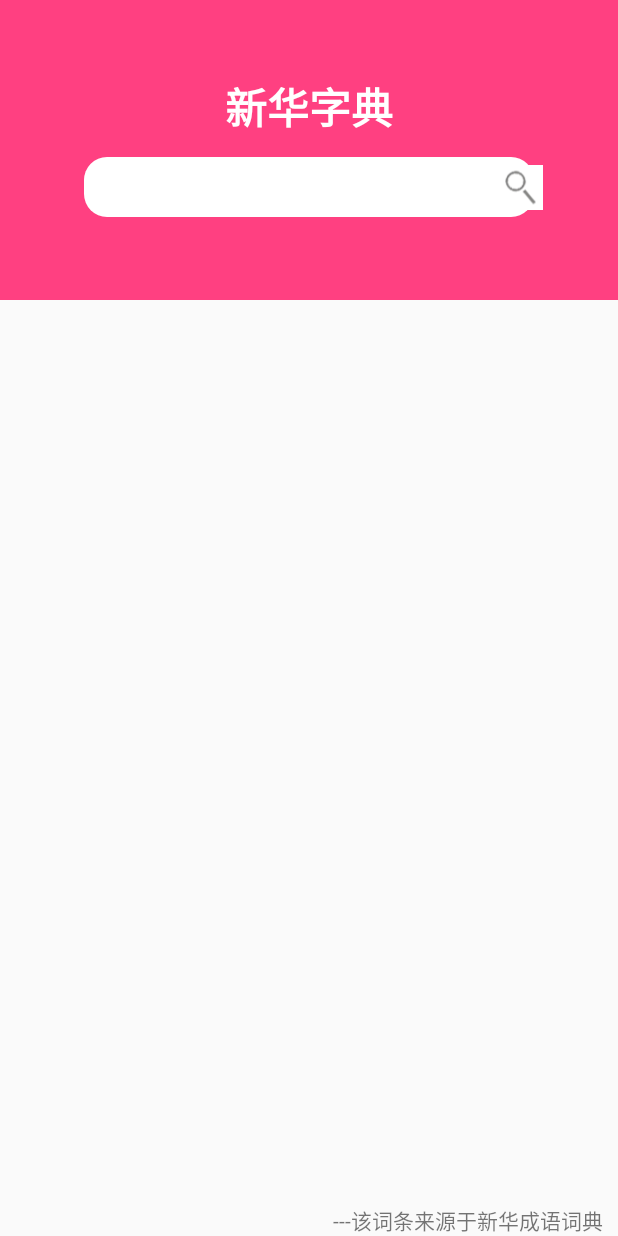
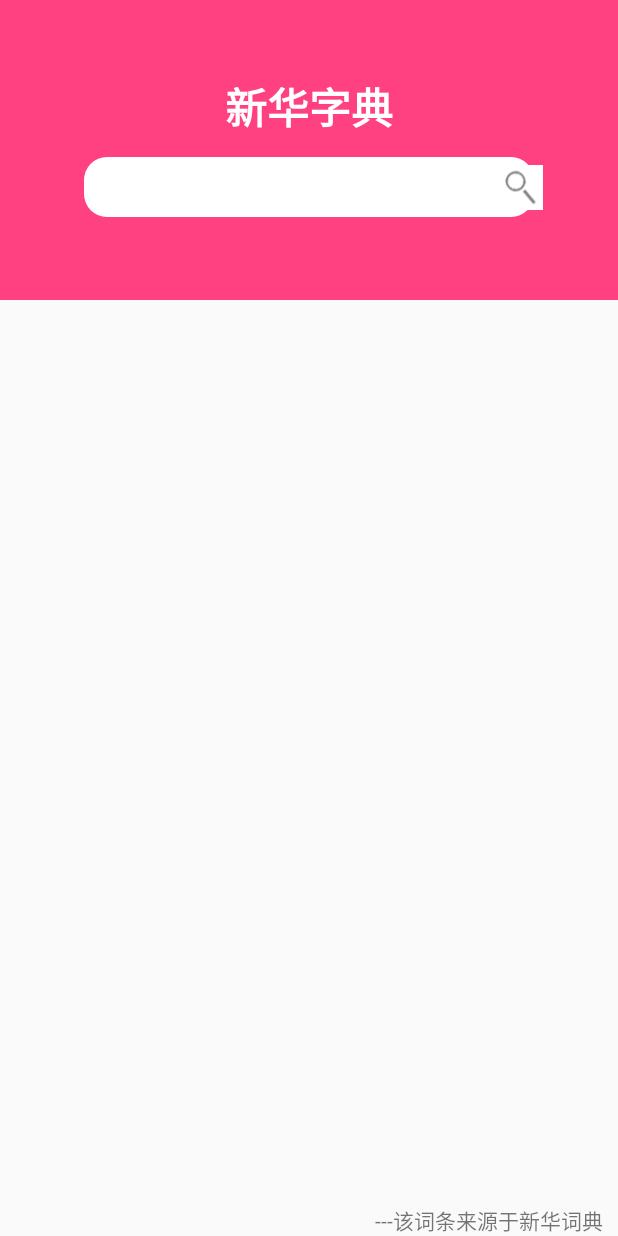
Before and after one commit to WangQi107/YiYi, an Android app: the layout fragment_zidian.xml on its own in the app's theme, with its tools: preview values and no code run, on a phone screen of 412 x 824 dp. Run offline under Robolectric (Android 15) with nearby library versions, the phone set to English and light mode, and no system bars.

Commit message:
Merge branch 'master' of C:\Users\Administrator\AndroidStudioProjects\YiYi with conflicts.

```diff
--- /dev/null
+++ b/app/src/main/java/com/yiyi/translater/controller/SonFragmentController.java
@@ -0,0 +1,4 @@
+package com.yiyi.translater.controller;
+
+public class SonFragmentController {
+}
--- a/app/src/main/res/layout/fragment_dict.xml
+++ b/app/src/main/res/layout/fragment_dict.xml
@@ -57,8 +57,7 @@
             android:layout_gravity="center"
             android:layout_marginTop="20dp"
             android:id="@+id/ib_idiom"
-            android:src="@mipmap/idiom"
-            android:background="@drawable/btn_shape"/>
+            android:src="@mipmap/idiom" />
         <Button
             android:layout_width="wrap_content"
             android:layout_height="wrap_content"
--- a/app/src/main/res/layout/fragment_idiom.xml
+++ b/app/src/main/res/layout/fragment_idiom.xml
@@ -65,7 +65,7 @@
             android:layout_alignParentBottom="true"
             android:layout_alignParentEnd="true"
             android:layout_marginEnd="10dp"
-            android:text="---该词条来源于新华字典" />
+            android:text="---该词条来源于新华成语字典" />
     </RelativeLayout>
 
 </LinearLayout>
--- a/app/src/main/res/layout/fragment_zidian.xml
+++ b/app/src/main/res/layout/fragment_zidian.xml
@@ -62,7 +62,7 @@
             android:layout_alignParentBottom="true"
             android:layout_alignParentEnd="true"
             android:layout_marginEnd="10dp"
-            android:text="---该词条来源于新华成语词典" />
+            android:text="---该词条来源于新华词典" />
     </RelativeLayout>
 
 </LinearLayout>
```
